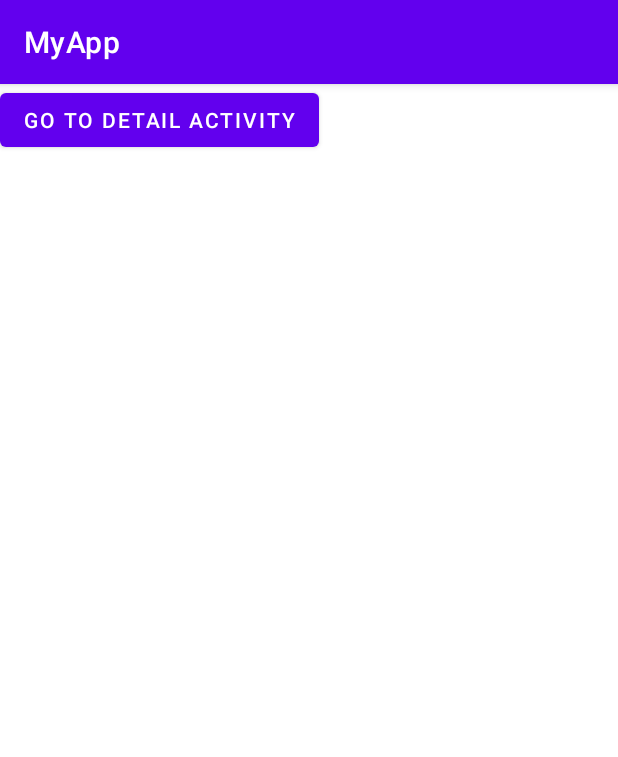
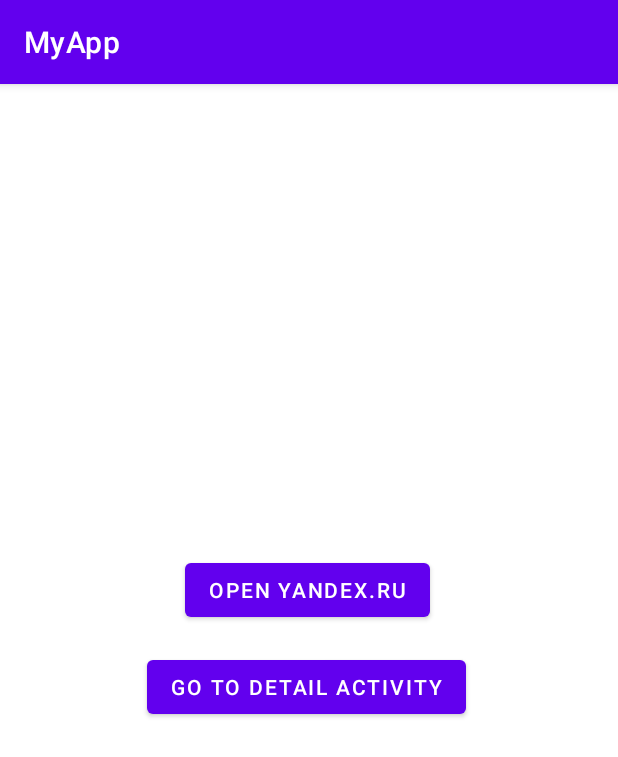
Before and after one commit to Borwoll/PMD_LW_1, an Android app: the screen it shows after launch (MainActivity), on a phone screen of 412 x 824 dp. Shown: the top 757 px of the screen. Run offline under Robolectric (Android 15) with nearby library versions, the phone set to English and light mode, and no system bars.

Commit message:
Another button has been added, by clicking on which a web page will open in the device's browser yandex.ru.

```diff
--- a/app/src/main/java/com/example/myapp/MainActivity.kt
+++ b/app/src/main/java/com/example/myapp/MainActivity.kt
@@ -1,6 +1,7 @@
 package com.example.myapp
 
 import android.content.Intent
+import android.net.Uri
 import android.os.Bundle
 import android.util.Log
 import android.view.View
@@ -50,4 +51,10 @@
         val intent = Intent(this, DetailActivity::class.java)
         startActivity(intent)
     }
+
+    fun openWebYandexRu(view: View?) {
+        Log.w("MyApp", "MainActivity open_web() called")
+        val intent = Intent(Intent.ACTION_VIEW, Uri.parse("https://yandex.ru"))
+        startActivity(intent)
+    }
 }
--- a/app/src/main/res/layout/activity_main.xml
+++ b/app/src/main/res/layout/activity_main.xml
@@ -4,15 +4,31 @@
     xmlns:tools="http://schemas.android.com/tools"
     android:layout_width="match_parent"
     android:layout_height="match_parent"
-    tools:context=".MainActivity">
+    android:orientation="vertical"
+    tools:context=".MainActivity" >
 
     <Button
-        android:id="@+id/button"
-        android:onClick="goToDetailActivity"
+        android:id="@+id/button_detail_activity"
         android:layout_width="wrap_content"
         android:layout_height="wrap_content"
-        android:text="go to detail activity"
-        tools:layout_editor_absoluteX="98dp"
-        tools:layout_editor_absoluteY="34dp"
-        tools:ignore="MissingConstraints" />
+        android:layout_marginStart="98dp"
+        android:layout_marginBottom="342dp"
+        android:onClick="goToDetailActivity"
+        android:text="@string/go_to_detail_activity"
+        app:layout_constraintBottom_toBottomOf="parent"
+        app:layout_constraintStart_toStartOf="parent" />
+
+    <Button
+        android:id="@+id/button_open_yandex"
+        android:layout_width="wrap_content"
+        android:layout_height="wrap_content"
+        android:layout_marginStart="123dp"
+        android:onClick="openWebYandexRu"
+        android:text="@string/open_yandex_ru"
+        app:layout_constraintBottom_toTopOf="@+id/button_detail_activity"
+        app:layout_constraintEnd_toEndOf="parent"
+        app:layout_constraintHorizontal_bias="0.0"
+        app:layout_constraintStart_toStartOf="parent"
+        app:layout_constraintTop_toTopOf="parent"
+        app:layout_constraintVertical_bias="0.95" />
 </androidx.constraintlayout.widget.ConstraintLayout>
--- a/app/src/main/res/values/strings.xml
+++ b/app/src/main/res/values/strings.xml
@@ -1,3 +1,5 @@
 <resources>
     <string name="app_name">MyApp</string>
+    <string name="go_to_detail_activity">go to detail activity</string>
+    <string name="open_yandex_ru">open yandex.ru</string>
 </resources>
```
